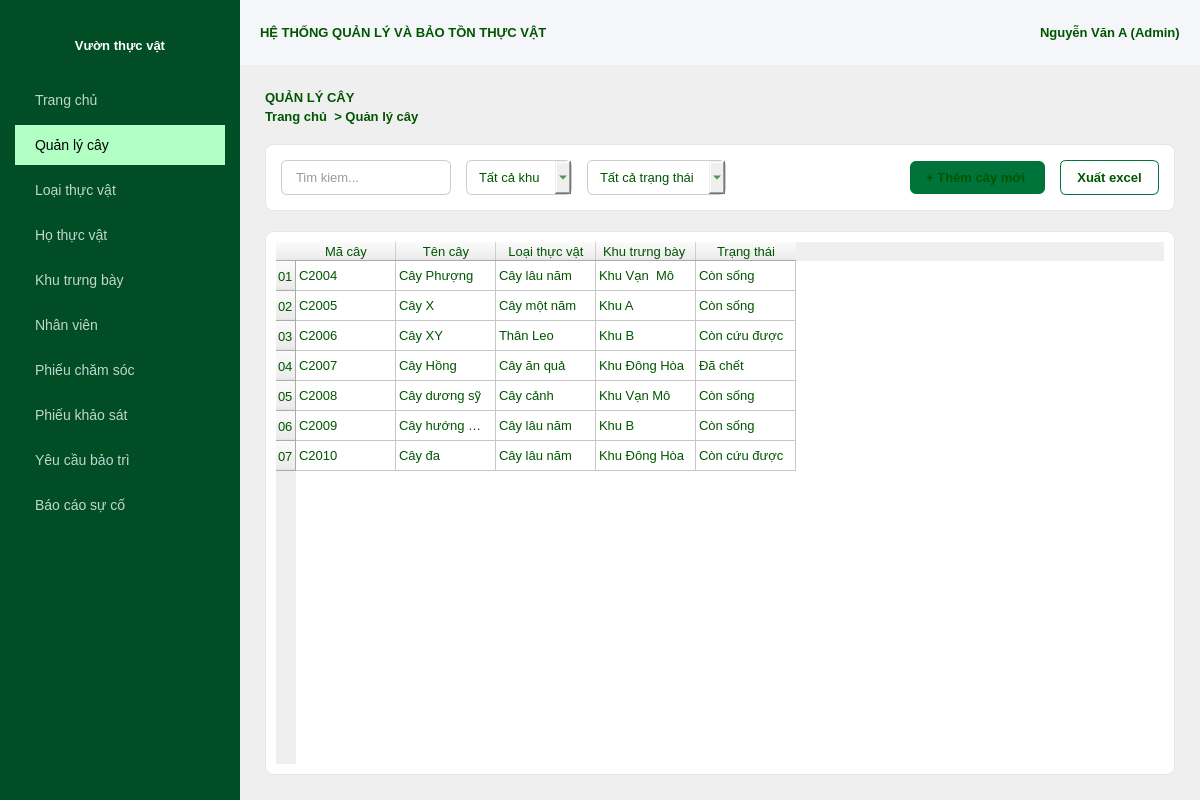
Above: CSDL_doan/quanlycay.ui from chammtnk25411/CSDL_QLCX before the change. Below: the same form after it.
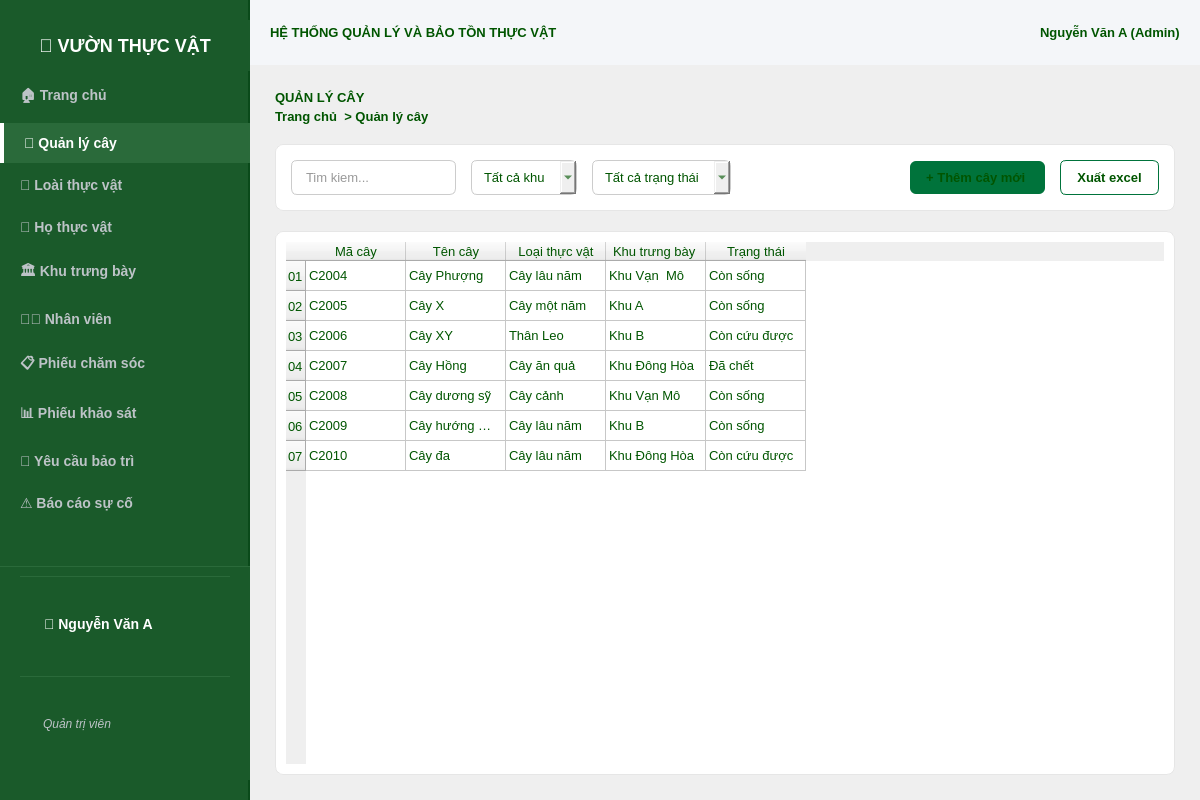
That is the form after the change. Icons and pictures are not drawn.

Patch:
```diff
--- a/CSDL_doan/quanlycay.ui
+++ b/CSDL_doan/quanlycay.ui
@@ -43,55 +43,42 @@
      <widget class="QFrame" name="sidebar">
       <property name="minimumSize">
        <size>
-        <width>240</width>
+        <width>250</width>
         <height>0</height>
        </size>
       </property>
       <property name="maximumSize">
        <size>
-        <width>240</width>
+        <width>250</width>
         <height>16777215</height>
        </size>
       </property>
       <property name="styleSheet">
-       <string notr="true">
-        QFrame#sidebar { background-color: #004d26; border: none; }
-        QPushButton { text-align: left; color: #c2d6cc; background-color: transparent; border: none; padding: 12px 20px; font-size: 14px; }
-        QPushButton:hover { background-color: #006633; color: #ffffff; }
-        QPushButton#btn_quanlycay { background-color: #008040; color: #ffffff; font-weight: bold; }
-       </string>
+       <string notr="true">QWidget#sidebar { background-color: #1a5a2a; border-right: 2px solid #0a4a1a; }</string>
       </property>
-      <layout class="QVBoxLayout" name="verticalLayout_side" stretch="0,0,0,0,0,0,0,0,0,0,0,0">
+      <layout class="QVBoxLayout" name="verticalLayout_side" stretch="0,0,0,0,0,0,0,0,0,0,0,0,1">
        <property name="spacing">
-        <number>5</number>
+        <number>2</number>
        </property>
        <property name="leftMargin">
-        <number>15</number>
+        <number>0</number>
        </property>
        <property name="topMargin">
-        <number>15</number>
+        <number>20</number>
        </property>
        <property name="rightMargin">
-        <number>15</number>
+        <number>0</number>
        </property>
        <property name="bottomMargin">
-        <number>15</number>
+        <number>20</number>
        </property>
        <item>
         <widget class="QLabel" name="lbl_logo">
-         <property name="minimumSize">
-          <size>
-           <width>0</width>
-           <height>60</height>
-          </size>
-         </property>
          <property name="styleSheet">
-          <string notr="true">color: rgb(255, 255, 255);
-font: 12pt &quot;MS Shell Dlg 2&quot;;
-font-weight: bold;</string>
+          <string>font-size: 18px; font-weight: bold; color: #ffffff; padding: 15px 0; background-color: #1a5a2a;</string>
          </property>
          <property name="text">
-          <string>Vườn thực vật</string>
+          <string>🌿 VƯỜN THỰC VẬT</string>
          </property>
          <property name="alignment">
           <set>Qt::AlignCenter</set>
@@ -101,102 +88,133 @@
        <item>
         <widget class="QPushButton" name="pushButton">
          <property name="styleSheet">
-          <string notr="true">font: 11pt &quot;MS Shell Dlg 2&quot;;</string>
+          <string>QPushButton { text-align: left; padding: 12px 20px; background-color: transparent; color: #bdc3c7; border: none; border-radius: 0px; font-size: 14px; font-weight: bold; } QPushButton:hover { background-color: #2a6a3a; color: white; } QPushButton:checked { background-color: #2a6a3a; color: #ffffff; border-left: 4px solid #ffffff; }</string>
          </property>
          <property name="text">
-          <string>Trang chủ </string>
+          <string>🏠 Trang chủ</string>
+         </property>
+         <property name="checkable">
+          <bool>true</bool>
          </property>
         </widget>
        </item>
        <item>
         <widget class="QPushButton" name="pushButton_2">
          <property name="styleSheet">
-          <string notr="true">font: 11pt &quot;MS Shell Dlg 2&quot;;
-color: rgb(0, 0, 0);
-background-color: rgb(178, 255, 196);</string>
+          <string>QPushButton { text-align: left; padding: 12px 20px; background-color: #2a6a3a; color: #ffffff; border: none; border-radius: 0px; font-size: 14px; font-weight: bold; border-left: 4px solid #ffffff; } QPushButton:hover { background-color: #2a6a3a; color: white; }</string>
          </property>
          <property name="text">
-          <string>Quản lý cây </string>
+          <string>🌳 Quản lý cây</string>
+         </property>
+         <property name="checkable">
+          <bool>true</bool>
+         </property>
+         <property name="checked">
+          <bool>true</bool>
          </property>
         </widget>
        </item>
        <item>
         <widget class="QPushButton" name="pushButton_3">
          <property name="styleSheet">
-          <string notr="true">font: 11pt &quot;MS Shell Dlg 2&quot;;</string>
+          <string>QPushButton { text-align: left; padding: 12px 20px; background-color: transparent; color: #bdc3c7; border: none; border-radius: 0px; font-size: 14px; font-weight: bold; } QPushButton:hover { background-color: #2a6a3a; color: white; } QPushButton:checked { background-color: #2a6a3a; color: #ffffff; border-left: 4px solid #ffffff; }</string>
          </property>
          <property name="text">
-          <string>Loại thực vật</string>
+          <string>🌿 Loài thực vật</string>
+         </property>
+         <property name="checkable">
+          <bool>true</bool>
          </property>
         </widget>
        </item>
        <item>
         <widget class="QPushButton" name="pushButton_4">
          <property name="styleSheet">
-          <string notr="true">font: 11pt &quot;MS Shell Dlg 2&quot;;</string>
+          <string>QPushButton { text-align: left; padding: 12px 20px; background-color: transparent; color: #bdc3c7; border: none; border-radius: 0px; font-size: 14px; font-weight: bold; } QPushButton:hover { background-color: #2a6a3a; color: white; } QPushButton:checked { background-color: #2a6a3a; color: #ffffff; border-left: 4px solid #ffffff; }</string>
          </property>
          <property name="text">
-          <string>Họ thực vật</string>
+          <string>🌺 Họ thực vật</string>
+         </property>
+         <property name="checkable">
+          <bool>true</bool>
          </property>
         </widget>
        </item>
        <item>
         <widget class="QPushButton" name="pushButton_5">
          <property name="styleSheet">
-          <string notr="true">font: 11pt &quot;MS Shell Dlg 2&quot;;</string>
+          <string>QPushButton { text-align: left; padding: 12px 20px; background-color: transparent; color: #bdc3c7; border: none; border-radius: 0px; font-size: 14px; font-weight: bold; } QPushButton:hover { background-color: #2a6a3a; color: white; } QPushButton:checked { background-color: #2a6a3a; color: #ffffff; border-left: 4px solid #ffffff; }</string>
          </property>
          <property name="text">
-          <string>Khu trưng bày </string>
+          <string>🏛️ Khu trưng bày</string>
+         </property>
+         <property name="checkable">
+          <bool>true</bool>
          </property>
         </widget>
        </item>
        <item>
         <widget class="QPushButton" name="pushButton_6">
          <property name="styleSheet">
-          <string notr="true">font: 11pt &quot;MS Shell Dlg 2&quot;;</string>
+          <string>QPushButton { text-align: left; padding: 12px 20px; background-color: transparent; color: #bdc3c7; border: none; border-radius: 0px; font-size: 14px; font-weight: bold; } QPushButton:hover { background-color: #2a6a3a; color: white; } QPushButton:checked { background-color: #2a6a3a; color: #ffffff; border-left: 4px solid #ffffff; }</string>
          </property>
          <property name="text">
-          <string>Nhân viên</string>
+          <string>👨‍🌾 Nhân viên</string>
+         </property>
+         <property name="checkable">
+          <bool>true</bool>
          </property>
         </widget>
        </item>
        <item>
         <widget class="QPushButton" name="pushButton_7">
          <property name="styleSheet">
-          <string notr="true">font: 11pt &quot;MS Shell Dlg 2&quot;;</string>
+          <string>QPushButton { text-align: left; padding: 12px 20px; background-color: transparent; color: #bdc3c7; border: none; border-radius: 0px; font-size: 14px; font-weight: bold; } QPushButton:hover { background-color: #2a6a3a; color: white; } QPushButton:checked { background-color: #2a6a3a; color: #ffffff; border-left: 4px solid #ffffff; }</string>
          </property>
          <property name="text">
-          <string>Phiếu chăm sóc</string>
+          <string>📋 Phiếu chăm sóc</string>
+         </property>
+         <property name="checkable">
+          <bool>true</bool>
          </property>
         </widget>
        </item>
        <item>
         <widget class="QPushButton" name="pushButton_8">
          <property name="styleSheet">
-          <string notr="true">font: 11pt &quot;MS Shell Dlg 2&quot;;</string>
+          <string>QPushButton { text-align: left; padding: 12px 20px; background-color: transparent; color: #bdc3c7; border: none; border-radius: 0px; font-size: 14px; font-weight: bold; } QPushButton:hover { background-color: #2a6a3a; color: white; } QPushButton:checked { background-color: #2a6a3a; color: #ffffff; border-left: 4px solid #ffffff; }</string>
          </property>
          <property name="text">
-          <string>Phiếu khảo sát</string>
+          <string>📊 Phiếu khảo sát</string>
+         </property>
+         <property name="checkable">
+          <bool>true</bool>
          </property>
         </widget>
        </item>
        <item>
         <widget class="QPushButton" name="pushButton_9">
          <property name="styleSheet">
-          <string notr="true">font: 11pt &quot;MS Shell Dlg 2&quot;;</string>
+          <string>QPushButton { text-align: left; padding: 12px 20px; background-color: transparent; color: #bdc3c7; border: none; border-radius: 0px; font-size: 14px; font-weight: bold; } QPushButton:hover { background-color: #2a6a3a; color: white; } QPushButton:checked { background-color: #2a6a3a; color: #ffffff; border-left: 4px solid #ffffff; }</string>
          </property>
          <property name="text">
-          <string>Yêu cầu bảo trì</string>
+          <string>🔧 Yêu cầu bảo trì</string>
+         </property>
+         <property name="checkable">
+          <bool>true</bool>
          </property>
         </widget>
        </item>
        <item>
         <widget class="QPushButton" name="pushButton_10">
          <property name="styleSheet">
-          <string notr="true">font: 11pt &quot;MS Shell Dlg 2&quot;;</string>
+          <string>QPushButton { text-align: left; padding: 12px 20px; background-color: transparent; color: #bdc3c7; border: none; border-radius: 0px; font-size: 14px; font-weight: bold; } QPushButton:hover { background-color: #2a6a3a; color: white; } QPushButton:checked { background-color: #2a6a3a; color: #ffffff; border-left: 4px solid #ffffff; }</string>
          </property>
          <property name="text">
-          <string>Báo cáo sự cố </string>
+          <string>⚠️ Báo cáo sự cố</string>
+         </property>
+         <property name="checkable">
+          <bool>true</bool>
          </property>
         </widget>
        </item>
@@ -207,12 +225,56 @@
          </property>
          <property name="sizeHint" stdset="0">
           <size>
-           <width>0</width>
-           <height>0</height>
+           <width>20</width>
+           <height>40</height>
           </size>
          </property>
         </spacer>
        </item>
+       <item>
+        <widget class="QWidget" name="userInfoWidget" native="true">
+         <property name="styleSheet">
+          <string>background-color: #1a5a2a; padding: 10px 20px; border-top: 1px solid #2a6a3a;</string>
+         </property>
+         <layout class="QVBoxLayout" name="userInfoLayout">
+          <property name="spacing">
+           <number>5</number>
+          </property>
+          <property name="leftMargin">
+           <number>20</number>
+          </property>
+          <property name="topMargin">
+           <number>10</number>
+          </property>
+          <property name="rightMargin">
+           <number>20</number>
+          </property>
+          <property name="bottomMargin">
+           <number>10</number>
+          </property>
+          <item>
+           <widget class="QLabel" name="sidebarUserLabel">
+            <property name="styleSheet">
+             <string>color: #ffffff; font-size: 14px; font-weight: bold;</string>
+            </property>
+            <property name="text">
+             <string>👤 Nguyễn Văn A</string>
+            </property>
+           </widget>
+          </item>
+          <item>
+           <widget class="QLabel" name="sidebarRoleLabel">
+            <property name="styleSheet">
+             <string>color: #bdc3c7; font-size: 12px; font-style: italic;</string>
+            </property>
+            <property name="text">
+             <string>Quản trị viên</string>
+            </property>
+           </widget>
+          </item>
+         </layout>
+        </widget>
+       </item>
       </layout>
      </widget>
     </item>
```
Left out of the diff: 10 changed lines with no effect on the pictures.
